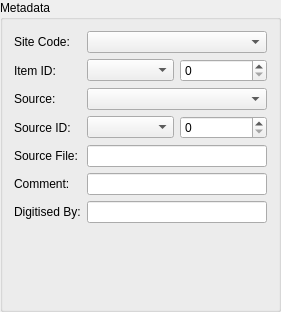
First picture: the form in src/metadata_widget_base.ui, repository lparchaeology/ArkPlan, before the edit.
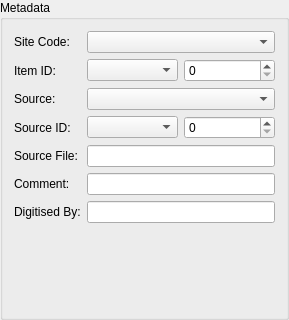
Second picture: the form after the edit.

```diff
--- a/src/metadata_widget_base.ui
+++ b/src/metadata_widget_base.ui
@@ -6,8 +6,8 @@
    <rect>
     <x>0</x>
     <y>0</y>
-    <width>281</width>
-    <height>312</height>
+    <width>289</width>
+    <height>320</height>
    </rect>
   </property>
   <property name="sizePolicy">
```
Left out of the diff: 8 changed lines with no effect on the pictures.
